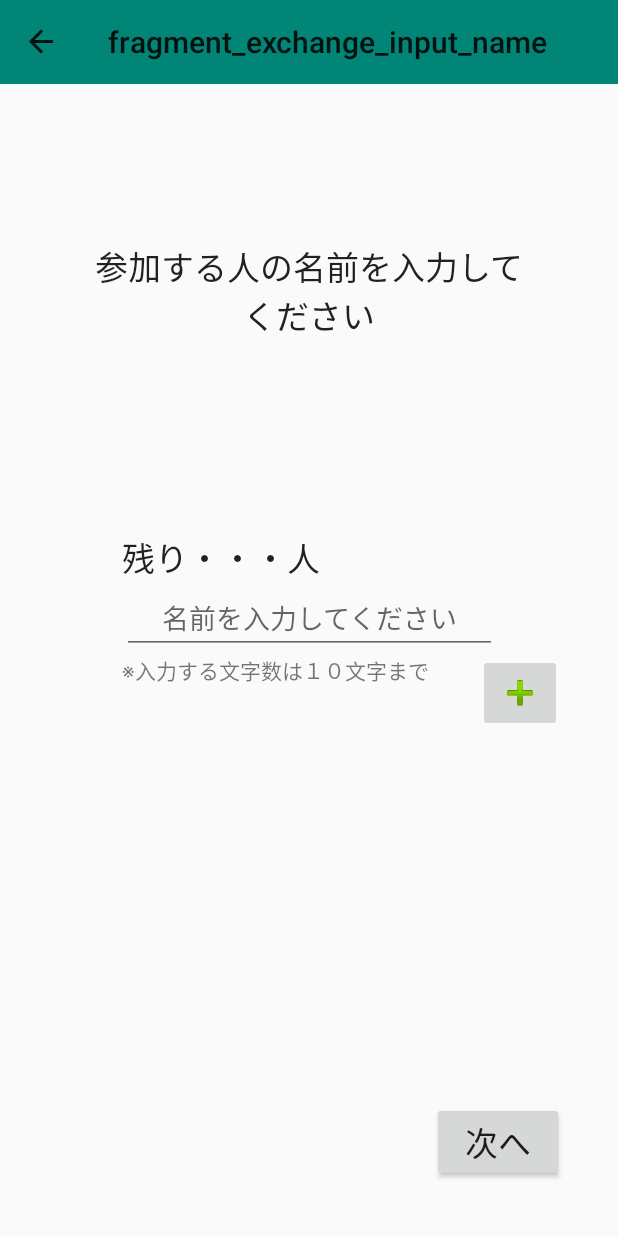
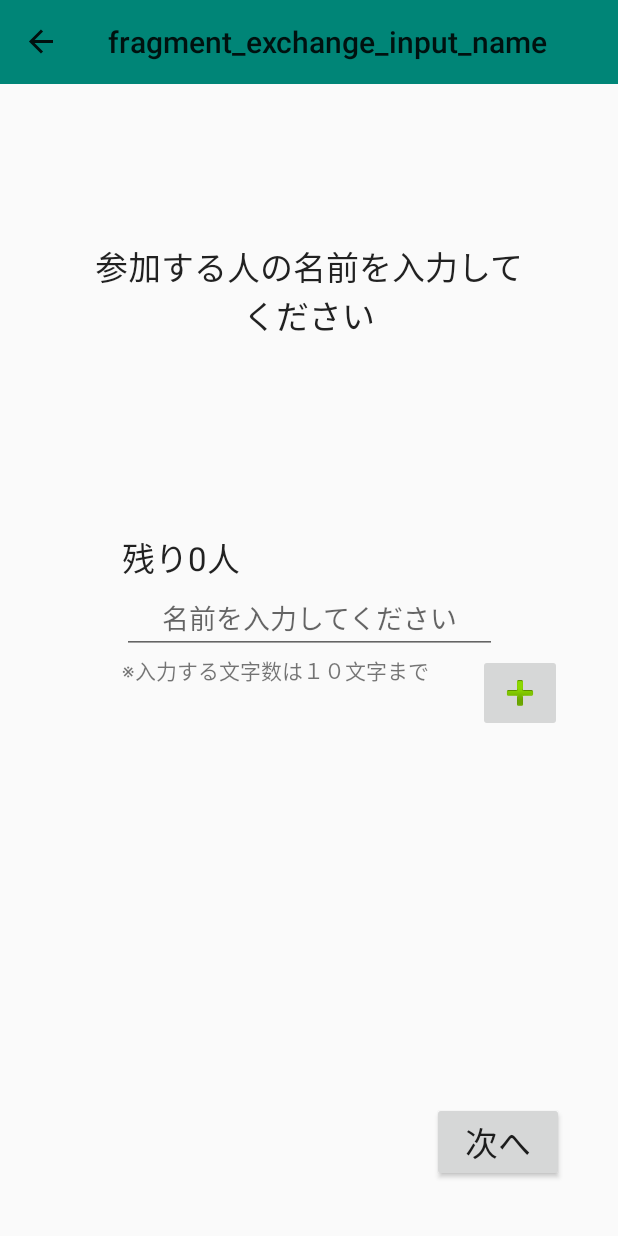
Before and after one commit to p2hacks/teamR03, an Android app: the exchange_input_name screen opened through its navigation route, on a phone screen of 412 x 824 dp. Run offline under Robolectric (Android 15) with nearby library versions, the light colour scheme and no system bars; our stand-ins replace navigation-ui.

Commit message:
add時に残り人数を表示

```diff
--- a/app/src/main/java/com/example/soba/exchange/exchange_input_name.kt
+++ b/app/src/main/java/com/example/soba/exchange/exchange_input_name.kt
@@ -15,15 +15,18 @@ import kotlinx.android.synthetic.main.fragment_exchange_input_name.view.*
 // 名前のarrayList
 val nameList =  mutableListOf<String>()
 
+
 class exchange_input_name : Fragment() {
 
 
     override fun onCreateView(
         inflater: LayoutInflater, container: ViewGroup?,
         savedInstanceState: Bundle?
+
     ): View? {
-        // Inflate the layout for this fragment
+        // Inflate the layout for this
         val view = inflater.inflate(R.layout.fragment_exchange_input_name, container, false)
+        var remaining = totalNumber
         view.addNameButton.setOnClickListener {
             // 参加人数より入力された名前が少ないとき
             if (totalNumber > nameList.size) {
@@ -32,9 +35,12 @@ class exchange_input_name : Fragment() {
                     // Listに名前を追加
                     nameList.add(inputName.text.toString())
                     inputName.text = null
+                    remaining -= 1
+                    view.remainingNumber.text = "残り" + remaining.toString() + "人"
                 }
             }
         }
+        view.remainingNumber.text = "残り" + remaining.toString() + "人"
         view.nextButtonName.setOnClickListener{
             findNavController().navigate(R.id.action_exchange_input_name_to_exchange_explanation)
         }
--- a/app/src/main/java/com/example/soba/exchange/exchange_input_total.kt
+++ b/app/src/main/java/com/example/soba/exchange/exchange_input_total.kt
@@ -18,22 +18,14 @@ var totalNumber: Int = 0
 
 class exchange_input_total : Fragment() {
 
-    override fun onCreate(savedInstanceState: Bundle?) {
-        super.onCreate(savedInstanceState)
-
-    }
-
-
     override fun onCreateView(
         inflater: LayoutInflater, container: ViewGroup?,
         savedInstanceState: Bundle?
 
-
-
     ): View? {
         val view = inflater.inflate(R.layout.fragment_exchange_input_total, container, false)
         view.nextButtonTotal.setOnClickListener {
-            //　次へボタン を押したときに数字が入力されていれば、その数字を取得
+            //　次へボタン を押したときに数字を取得
                 totalNumber = inputTotalNumber.text.toString().toInt()
                 findNavController().navigate(R.id.action_exchange_input_total_to_exchange_input_name)
         }
--- a/app/src/main/res/layout/fragment_exchange_input_name.xml
+++ b/app/src/main/res/layout/fragment_exchange_input_name.xml
@@ -68,7 +68,6 @@
         android:id="@+id/remainingNumber"
         android:layout_width="wrap_content"
         android:layout_height="wrap_content"
-        android:text="残り・・・人"
         android:textAppearance="@style/TextAppearance.AppCompat.Large"
         app:layout_constraintBottom_toTopOf="@+id/inputName"
         app:layout_constraintStart_toStartOf="@+id/inputName" />
--- a/app/src/main/res/layout/fragment_exchange_input_total.xml
+++ b/app/src/main/res/layout/fragment_exchange_input_total.xml
@@ -14,6 +14,7 @@
         android:layout_marginEnd="36dp"
         android:layout_marginBottom="36dp"
         android:text="次へ"
+        android:textAppearance="@style/TextAppearance.AppCompat.Large"
         app:layout_constraintBottom_toBottomOf="parent"
         app:layout_constraintEnd_toEndOf="parent" />
 
```
